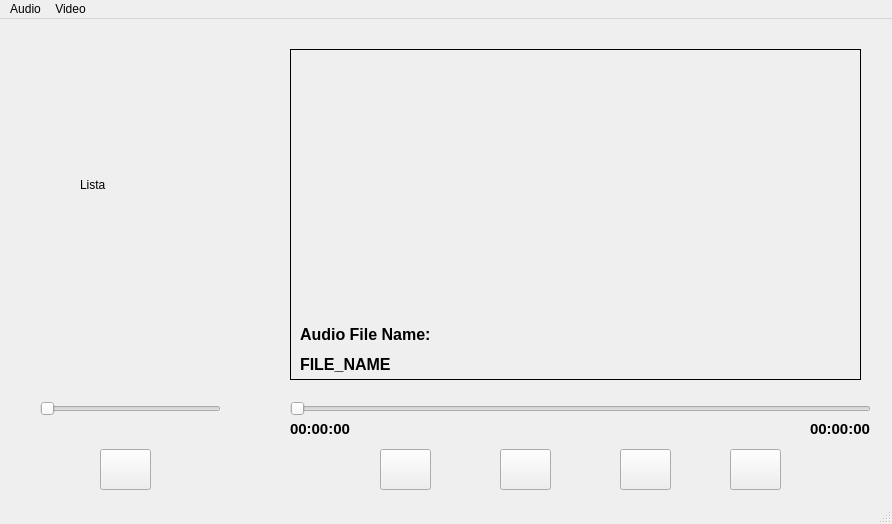
Before: the Qt Designer form mainwindow.ui in VictorManuelLopezHenao/ProyectoFinal, drawn with Qt 5.
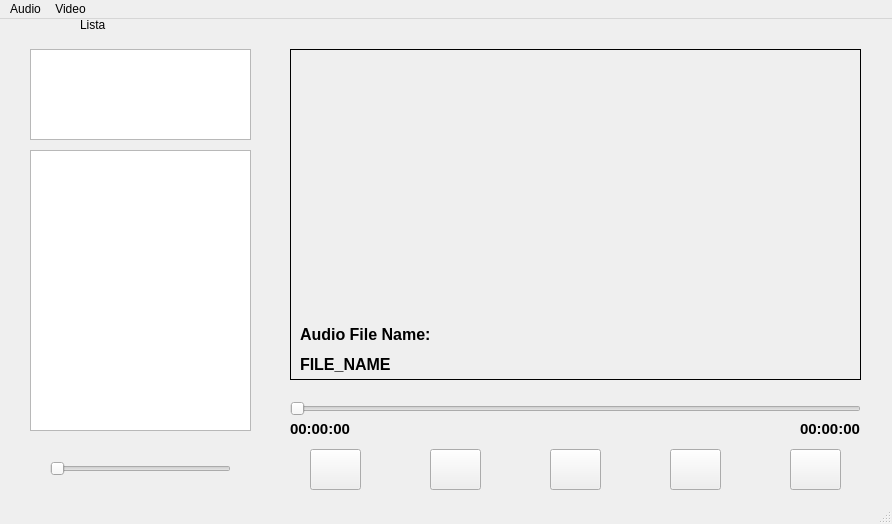
After: the same form once the commit is applied.

Patch:
```diff
--- a/mainwindow.ui
+++ b/mainwindow.ui
@@ -76,7 +76,7 @@
      <rect>
       <x>290</x>
       <y>380</y>
-      <width>581</width>
+      <width>571</width>
       <height>20</height>
      </rect>
     </property>
@@ -106,7 +106,7 @@
    <widget class="QLabel" name="label_Total_Time">
     <property name="geometry">
      <rect>
-      <x>810</x>
+      <x>800</x>
       <y>400</y>
       <width>71</width>
       <height>20</height>
@@ -125,7 +125,7 @@
    <widget class="QPushButton" name="pushButton_Play_PauseV">
     <property name="geometry">
      <rect>
-      <x>620</x>
+      <x>550</x>
       <y>430</y>
       <width>51</width>
       <height>41</height>
@@ -138,7 +138,7 @@
    <widget class="QPushButton" name="pushButton_Seek_BackwardV">
     <property name="geometry">
      <rect>
-      <x>500</x>
+      <x>430</x>
       <y>430</y>
       <width>51</width>
       <height>41</height>
@@ -151,7 +151,7 @@
    <widget class="QPushButton" name="pushButton_StopV">
     <property name="geometry">
      <rect>
-      <x>380</x>
+      <x>790</x>
       <y>430</y>
       <width>51</width>
       <height>41</height>
@@ -164,7 +164,7 @@
    <widget class="QPushButton" name="pushButton_Seek_ForwardV">
     <property name="geometry">
      <rect>
-      <x>730</x>
+      <x>670</x>
       <y>430</y>
       <width>51</width>
       <height>41</height>
@@ -177,7 +177,7 @@
    <widget class="QPushButton" name="pushButton_VolumeV">
     <property name="geometry">
      <rect>
-      <x>100</x>
+      <x>310</x>
       <y>430</y>
       <width>51</width>
       <height>41</height>
@@ -190,8 +190,8 @@
    <widget class="QSlider" name="horizontalSlider_VolumeV">
     <property name="geometry">
      <rect>
-      <x>40</x>
-      <y>380</y>
+      <x>50</x>
+      <y>440</y>
       <width>181</width>
       <height>20</height>
      </rect>
@@ -204,7 +204,7 @@
     <property name="geometry">
      <rect>
       <x>80</x>
-      <y>160</y>
+      <y>0</y>
       <width>37</width>
       <height>12</height>
      </rect>
@@ -213,6 +213,26 @@
      <string>Lista</string>
     </property>
    </widget>
+   <widget class="QTreeView" name="exploradorcarpetas">
+    <property name="geometry">
+     <rect>
+      <x>30</x>
+      <y>30</y>
+      <width>221</width>
+      <height>91</height>
+     </rect>
+    </property>
+   </widget>
+   <widget class="QListView" name="listView">
+    <property name="geometry">
+     <rect>
+      <x>30</x>
+      <y>131</y>
+      <width>221</width>
+      <height>281</height>
+     </rect>
+    </property>
+   </widget>
   </widget>
   <widget class="QMenuBar" name="menubar">
    <property name="geometry">
```
Left out of the diff: 2 changed lines with no effect on the pictures.
